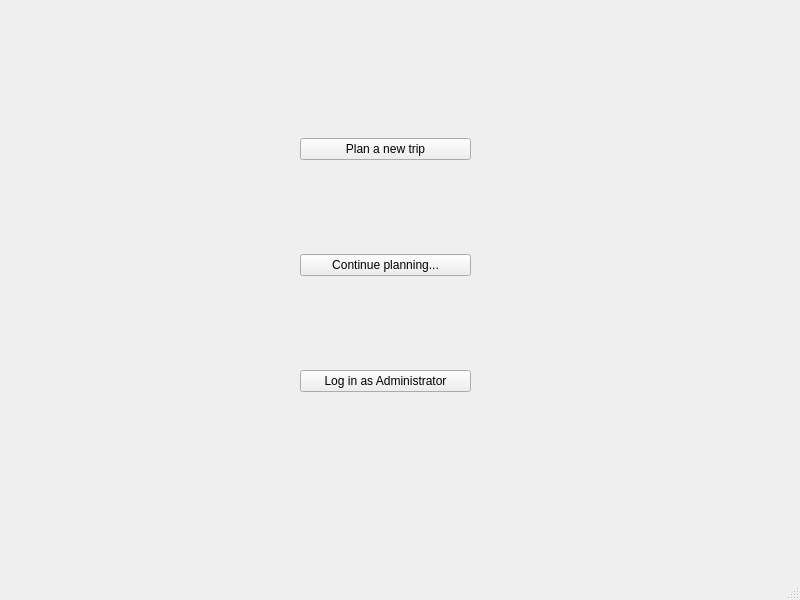
This is UI/WelcomeWindow.ui in parham-sharaf/European-Vacation as Qt 5 draws it before an edit. The edited form follows.
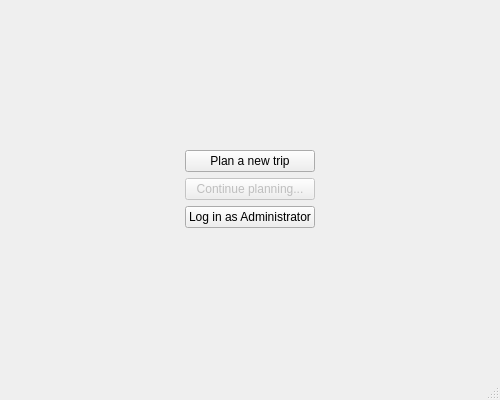
This is the edited form.

Commit message: Create AddCityDialog.ui and update others

The edit to the form file:
```diff
--- a/UI/WelcomeWindow.ui
+++ b/UI/WelcomeWindow.ui
@@ -6,23 +6,29 @@
    <rect>
     <x>0</x>
     <y>0</y>
-    <width>800</width>
-    <height>600</height>
+    <width>500</width>
+    <height>400</height>
    </rect>
   </property>
   <property name="windowTitle">
    <string>European Vacation</string>
   </property>
   <widget class="QWidget" name="centralwidget">
-   <widget class="QWidget" name="">
-    <property name="geometry">
-     <rect>
-      <x>300</x>
-      <y>50</y>
-      <width>171</width>
-      <height>431</height>
-     </rect>
-    </property>
+   <layout class="QGridLayout">
+    <item row="0" column="0">
+     <spacer name="horizontalSpacer">
+      <property name="orientation">
+       <enum>Qt::Horizontal</enum>
+      </property>
+      <property name="sizeHint" stdset="0">
+       <size>
+        <width>0</width>
+        <height>0</height>
+       </size>
+      </property>
+     </spacer>
+    </item>
+    <item row="0" column="1">
     <layout class="QVBoxLayout" name="verticalLayout">
      <item>
       <widget class="QPushButton" name="pushButton">
@@ -33,6 +39,9 @@
      </item>
      <item>
       <widget class="QPushButton" name="pushButton_2">
+        <property name="enabled">
+         <bool>false</bool>
+        </property>
        <property name="text">
         <string>Continue planning...</string>
        </property>
@@ -46,10 +55,21 @@
       </widget>
      </item>
     </layout>
-   </widget>
-   <zorder>pushButton_3</zorder>
-   <zorder>pushButton</zorder>
-   <zorder>pushButton_2</zorder>
+    </item>
+    <item row="0" column="2">
+     <spacer name="horizontalSpacer_2">
+      <property name="orientation">
+       <enum>Qt::Horizontal</enum>
+      </property>
+      <property name="sizeHint" stdset="0">
+       <size>
+        <width>0</width>
+        <height>0</height>
+       </size>
+      </property>
+     </spacer>
+    </item>
+   </layout>
   </widget>
   <widget class="QMenuBar" name="menubar">
    <property name="geometry">
```
Left out of the diff: 27 changed lines with no effect on the pictures. Lines whose indentation alone changed are shown as unchanged. The commit also changes 1 other file.
